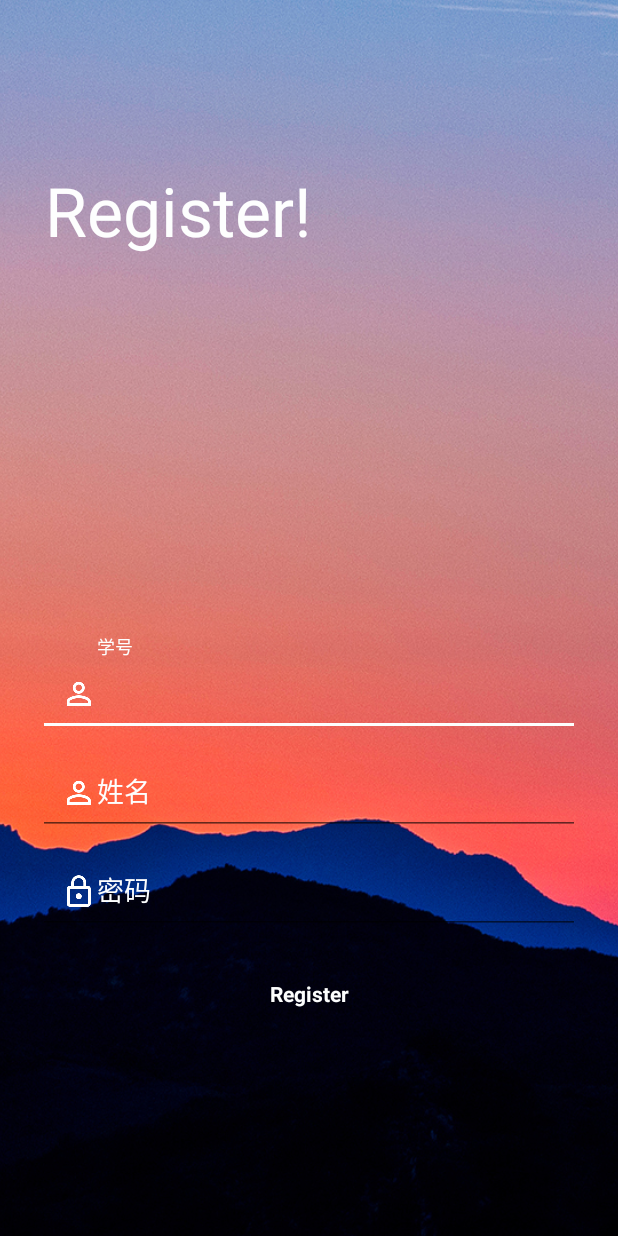
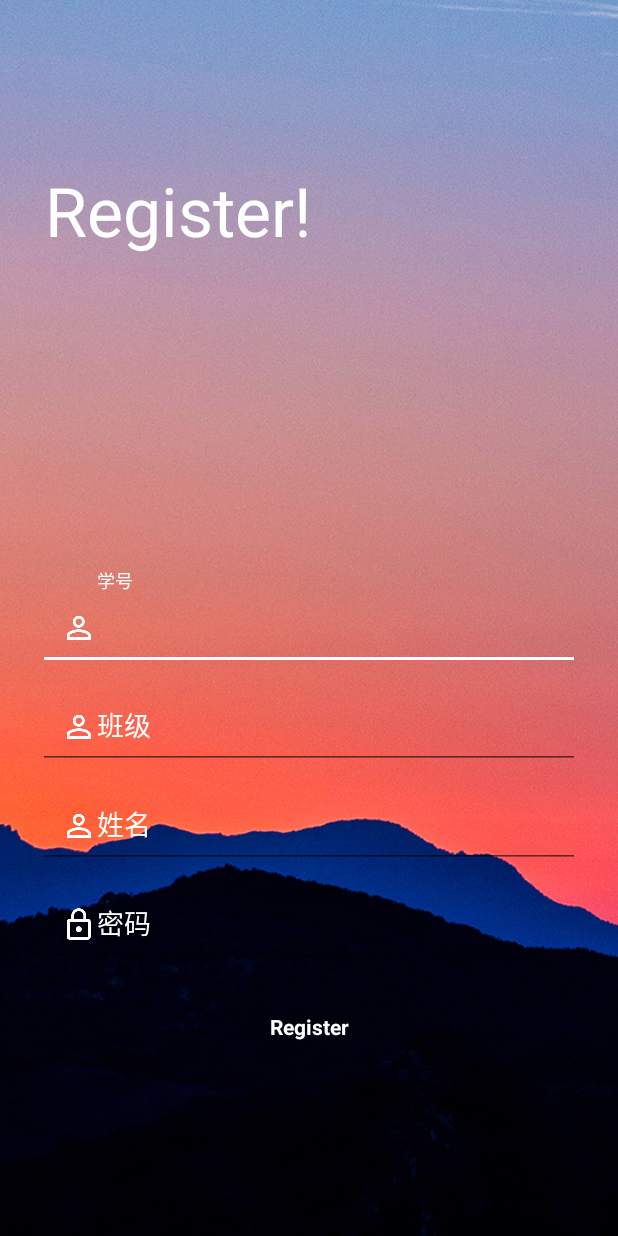
Before and after one commit to nihaooo/OnePoint, an Android app: the RegisterActivity screen opened directly, with no data from a screen before it, after a tap on "Register", on a phone screen of 412 x 824 dp. Run offline under Robolectric (Android 15) with nearby library versions, the phone set to English and light mode, and no system bars; libraries missing offline, so code that uses them is left out: cn.bmob.v3; pictures from the network do not load.

```diff
--- a/app/src/main/java/com/example/bmobtest/RegisterActivity.java
+++ b/app/src/main/java/com/example/bmobtest/RegisterActivity.java
@@ -21,7 +21,7 @@ import cn.bmob.v3.listener.SaveListener;
 
 public class RegisterActivity extends Activity {
 
-    private EditText et_name,et_password,et_nicheng;
+    private EditText et_name,et_password,et_nicheng,et_banji;
     private static final String TAG = "RegisterActivity";
     private ImageView mimageView2;
 
@@ -46,14 +46,18 @@ public class RegisterActivity extends Activity {
         et_name = (EditText) findViewById(R.id.et_name);
         et_password = (EditText) findViewById(R.id.et_password);
         et_nicheng = (EditText) findViewById(R.id.et_nicheng);
+        et_banji = (EditText) findViewById(R.id.et_banji);
 
         bt_register.setOnClickListener(new View.OnClickListener() {
             @Override
             public void onClick(View v) {
                 final Bean bean = new Bean();
-                bean.setName(et_nicheng.getText().toString());
-                bean.setUsername(et_name.getText().toString());
-                bean.setPassword(et_password.getText().toString());
+                if (et_nicheng.getText().toString().equals("")&&et_name.getText().toString().equals("")&&et_password.getText().toString().equals("")) {
+                    Toast.makeText(RegisterActivity.this, "输入信息不能为空", Toast.LENGTH_SHORT).show();
+                }else {
+                    bean.setName(et_nicheng.getText().toString().trim());
+                    bean.setUsername(et_name.getText().toString().trim());
+                    bean.setPassword(et_password.getText().toString().trim());
                     bean.signUp(RegisterActivity.this, new SaveListener() {
                         @Override
                         public void onSuccess() {
@@ -63,11 +67,13 @@ public class RegisterActivity extends Activity {
 
                         @Override
                         public void onFailure(int i, String s) {
-                        Toast.makeText(RegisterActivity.this, "注册失败", Toast.LENGTH_SHORT).show();
+                            Toast.makeText(RegisterActivity.this, "注册失败，请检查网络或已重复注册", Toast.LENGTH_SHORT).show();
                             Log.d(TAG, "onFailure: rrrrrrrrrrrrrrrrrrrrrrrrrrrrrrrrrrrrrrrrrrrrrrrrrrrrrrrrrrrrrrrrrrr"+bean.getObjectId());
                         }
                     });
                 }
+
+            }
         });
     }
 }
--- a/app/src/main/java/com/example/bmobtest/things.java
+++ b/app/src/main/java/com/example/bmobtest/things.java
@@ -55,6 +55,9 @@ public class things extends AppCompatActivity {
 
     private void sendinformation() {
         Lost lost = new Lost();
+        if (et_describe.getText().toString().equals("")&&et_phone.getText().toString().equals("")&&et_title.getText().toString().equals("")) {
+            Toast.makeText(this, "输入信息不能为空", Toast.LENGTH_SHORT).show();
+        }else {
             lost.setDescribe(et_describe.getText().toString());
             lost.setPhone(et_phone.getText().toString());
             lost.setTitle(et_title.getText().toString());
@@ -72,6 +75,8 @@ public class things extends AppCompatActivity {
             });
         }
 
+    }
+
     @Override
     public boolean onCreateOptionsMenu(Menu menu) {
         getMenuInflater().inflate(R.menu.toolbal,menu);
--- a/app/src/main/res/layout/activity_register.xml
+++ b/app/src/main/res/layout/activity_register.xml
@@ -66,6 +66,22 @@
                 android:textColorHint="#FDFEFE">
 
                 <AutoCompleteTextView
+                    android:id="@+id/et_banji"
+                    android:drawableLeft="@mipmap/ic_perm_identity_white_24dp"
+                    android:layout_width="match_parent"
+                    android:layout_height="wrap_content"
+                    android:hint="@string/classname"
+                    android:inputType="textEmailAddress"
+                    android:maxLines="1"
+                    android:padding="15dp"/>
+            </android.support.design.widget.TextInputLayout>
+
+            <android.support.design.widget.TextInputLayout
+                android:layout_width="match_parent"
+                android:layout_height="wrap_content"
+                android:textColorHint="#FDFEFE">
+
+                <AutoCompleteTextView
                     android:id="@+id/et_nicheng"
                     android:drawableLeft="@mipmap/ic_perm_identity_white_24dp"
                     android:layout_width="match_parent"
--- a/app/src/main/res/values/strings.xml
+++ b/app/src/main/res/values/strings.xml
@@ -2,6 +2,7 @@
     <string name="app_name">一点通</string>
     <string name="hint_name">学号</string>
     <string name="name">姓名</string>
+    <string name="classname">班级</string>
     <string name="hint_password">密码</string>
     <string name="resign_in_button">Register</string>
     <string name="prompt_id">     学号</string>
```
Also changed, not shown: app/src/main/java/com/example/bmobtest/MainActivity.java (+6 -2 lines). Lines whose indentation alone changed are shown as unchanged.
